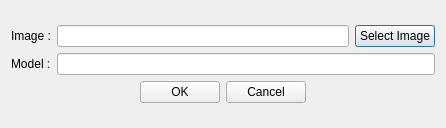
iammetehan/uav-swarm-simulator, file ui/AddNewUAVDialog.ui: the form before one commit.
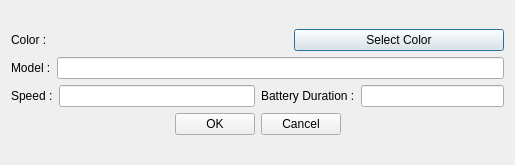
The form after the commit.

Commit message: Add default swarm for development purposes Change UAV image with UAV color

Diff of the .ui file:
```diff
--- a/ui/AddNewUAVDialog.ui
+++ b/ui/AddNewUAVDialog.ui
@@ -6,8 +6,8 @@
    <rect>
     <x>0</x>
     <y>0</y>
-    <width>446</width>
-    <height>128</height>
+    <width>515</width>
+    <height>165</height>
    </rect>
   </property>
   <property name="windowTitle">
@@ -21,21 +21,30 @@
        <item>
         <widget class="QLabel" name="label">
          <property name="text">
-          <string>Image :</string>
+          <string>Color :</string>
          </property>
         </widget>
        </item>
        <item>
-        <widget class="QLineEdit" name="selectedImage">
-         <property name="readOnly">
-          <bool>true</bool>
+        <widget class="QWidget" name="selectedColor" native="true">
+         <property name="minimumSize">
+          <size>
+           <width>60</width>
+           <height>0</height>
+          </size>
+         </property>
+         <property name="maximumSize">
+          <size>
+           <width>60</width>
+           <height>16777215</height>
+          </size>
          </property>
         </widget>
        </item>
        <item>
         <widget class="QPushButton" name="selectImage">
          <property name="text">
-          <string>Select Image</string>
+          <string>Select Color</string>
          </property>
         </widget>
        </item>
@@ -55,6 +64,38 @@
        </item>
       </layout>
      </item>
+     <item>
+      <layout class="QHBoxLayout" name="horizontalLayout_3">
+       <item>
+        <layout class="QHBoxLayout" name="horizontalLayout_4">
+         <item>
+          <widget class="QLabel" name="label_3">
+           <property name="text">
+            <string>Speed :</string>
+           </property>
+          </widget>
+         </item>
+         <item>
+          <widget class="QLineEdit" name="speed"/>
+         </item>
+        </layout>
+       </item>
+       <item>
+        <layout class="QHBoxLayout" name="horizontalLayout_6">
+         <item>
+          <widget class="QLabel" name="label_4">
+           <property name="text">
+            <string>Battery Duration :</string>
+           </property>
+          </widget>
+         </item>
+         <item>
+          <widget class="QLineEdit" name="batteryDuration"/>
+         </item>
+        </layout>
+       </item>
+      </layout>
+     </item>
      <item>
       <layout class="QHBoxLayout" name="horizontalLayout_5">
        <item>
```
The commit also changes 12 other files.
